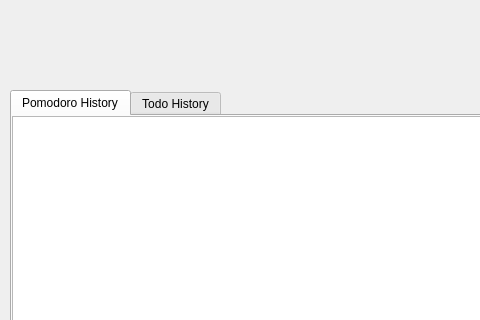
First picture: the form in qt_gui/ui/history.ui, repository ravenvz/SprintTimer, before the edit; both pictures show x 0 to 480 and y 0 to 320 of the 624 by 444 pixel window.
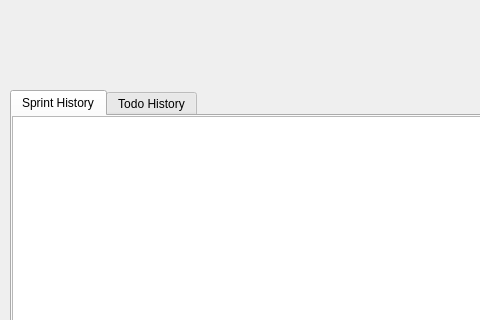
Second picture: the form after the edit. The open tabs and pages were chosen to show the change. Custom widgets are drawn as their Qt base class.

What changed in the file:
```diff
--- a/qt_gui/ui/history.ui
+++ b/qt_gui/ui/history.ui
@@ -27,7 +27,7 @@
    </property>
    <widget class="QWidget" name="tabPomodoroHistory">
     <attribute name="title">
-     <string>Pomodoro History</string>
+     <string>Sprint History</string>
     </attribute>
     <widget class="QTreeView" name="lvPomodoroHistory">
      <property name="geometry">
```
Left out of the diff: 14 changed lines with no effect on the pictures.
